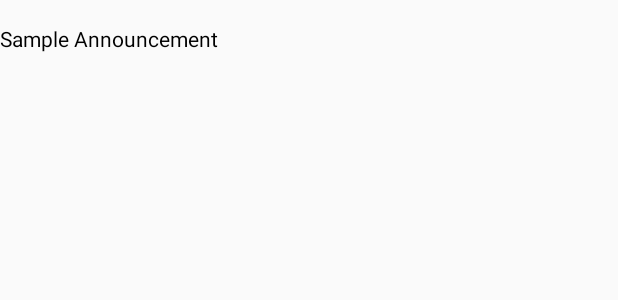
After one commit to iamAvnishSharma/Brightv2, an Android app: the layout feed_list.xml on its own in the app's theme, with its tools: preview values and no code run, on a phone screen of 412 x 824 dp. The commit adds this screen. Shown: the top 300 px of the screen. Run offline under Robolectric (Android 15) with nearby library versions, the phone set to English and light mode, and no system bars.

Commit message:
Feed Layout

```diff
--- a/app/build.gradle
+++ b/app/build.gradle
@@ -22,6 +22,7 @@ dependencies {
     implementation fileTree(dir: 'libs', include: ['*.jar'])
     implementation 'com.android.support:appcompat-v7:26.1.0'
     implementation 'com.android.support.constraint:constraint-layout:1.0.2'
+    implementation 'com.android.support:design:26.1.0'
     testImplementation 'junit:junit:4.12'
     androidTestImplementation 'com.android.support.test:runner:1.0.1'
     androidTestImplementation 'com.android.support.test.espresso:espresso-core:3.0.1'
--- a/app/src/main/AndroidManifest.xml
+++ b/app/src/main/AndroidManifest.xml
@@ -23,7 +23,8 @@
         <activity android:name=".MainActivity" />
         <activity android:name=".Dash" />
         <activity android:name=".Admin" />
-        <activity android:name=".Register"></activity>
+        <activity android:name=".Register" />
+        <activity android:name=".Feeds"></activity>
     </application>
 
 </manifest>
--- a/app/src/main/java/in/bright/avnish/Register.java
+++ b/app/src/main/java/in/bright/avnish/Register.java
@@ -51,8 +51,8 @@ public class Register extends AppCompatActivity {
 //        final String gender = ((RadioButton) findViewById(radioGroupGender.getCheckedRadioButtonId())).getText().toString();
         final String acc;
 
-        if(select.equals("Admin"))
-            acc= "0";
+        if(select.equals("CR"))
+            acc= "2";
         else acc = "1";
         //first we will do the validations
 
--- a/app/src/main/res/layout/activity_register.xml
+++ b/app/src/main/res/layout/activity_register.xml
@@ -50,7 +50,7 @@
             android:id="@+id/radioButtonAdmin"
             android:layout_width="wrap_content"
             android:layout_height="wrap_content"
-            android:text="Admin" />
+            android:text="CR" />
 
         <RadioButton
             android:id="@+id/radioButtonStudent"
--- /dev/null
+++ b/app/src/main/res/layout/feed_list.xml
@@ -0,0 +1,21 @@
+<?xml version="1.0" encoding="utf-8"?>
+<android.support.constraint.ConstraintLayout xmlns:android="http://schemas.android.com/apk/res/android"
+    xmlns:app="http://schemas.android.com/apk/res-auto"
+    xmlns:tools="http://schemas.android.com/tools"
+    android:layout_width="match_parent"
+    android:layout_height="match_parent">
+
+    <TextView
+        android:id="@+id/textViewFeed"
+        android:layout_width="0dp"
+        android:layout_height="44dp"
+        android:layout_marginTop="16dp"
+        android:text="Sample Announcement"
+        android:textAppearance="@style/Base.TextAppearance.AppCompat.Small"
+        android:textColor="#000000"
+        app:layout_constraintEnd_toEndOf="parent"
+        app:layout_constraintStart_toStartOf="parent"
+        app:layout_constraintTop_toTopOf="parent" />
+
+
+</android.support.constraint.ConstraintLayout>
--- /dev/null
+++ b/app/src/main/res/values/dimens.xml
@@ -0,0 +1,3 @@
+<resources>
+    <dimen name="fab_margin">16dp</dimen>
+</resources>
--- a/app/src/main/res/values/strings.xml
+++ b/app/src/main/res/values/strings.xml
@@ -1,3 +1,4 @@
 <resources>
     <string name="app_name">Bright</string>
+    <string name="title_activity_feeds">Feeds</string>
 </resources>
```
Also changed, not shown: app/src/main/java/in/bright/avnish/Feed.java (added, +25 -0 lines), app/src/main/java/in/bright/avnish/FeedAdapter.java (added, +59 -0 lines), app/src/main/java/in/bright/avnish/Feeds.java (added, +92 -0 lines), app/src/main/res/layout/activity_feeds.xml (added, +20 -0 lines), app/src/main/res/values/styles.xml (+9 -0 lines).
